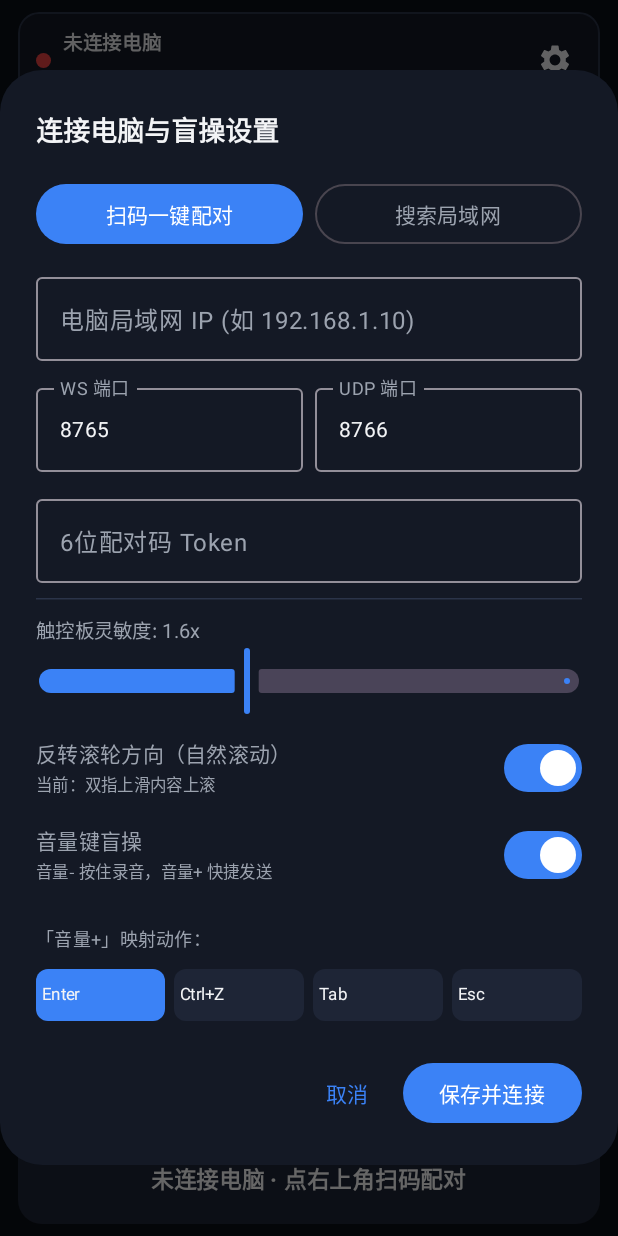
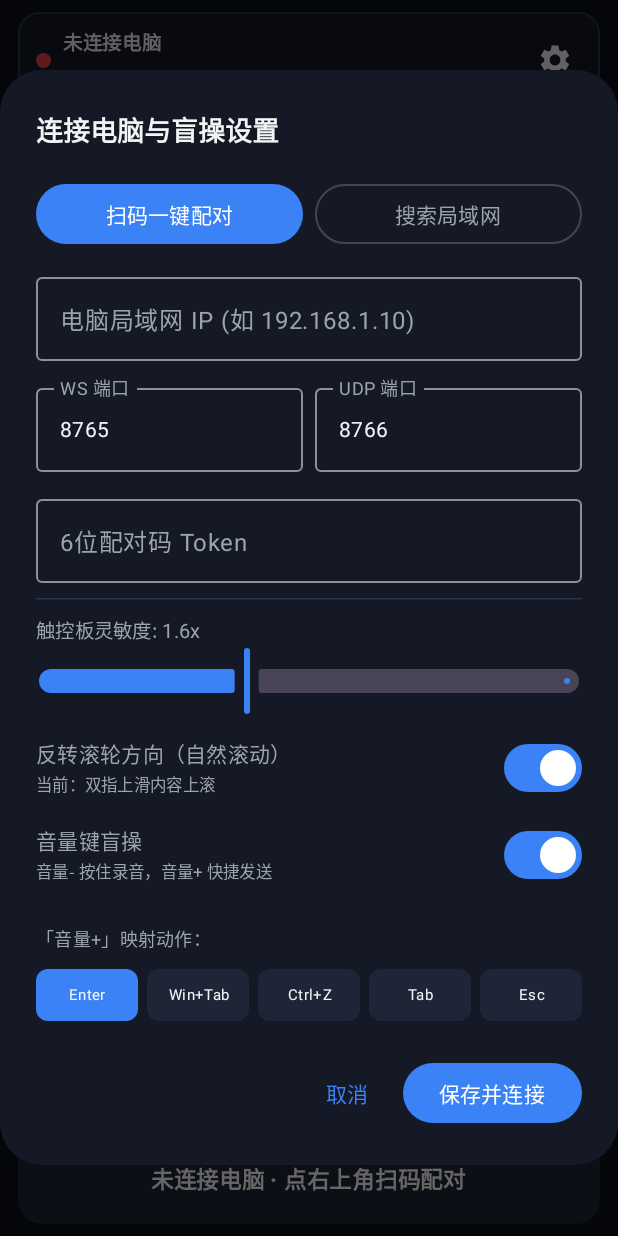
Before and after one commit to ty1862754-art/vibe-remote, an Android app built with Jetpack Compose: the screen it shows after launch (MainActivity), on a phone screen of 412 x 824 dp. Run offline under Robolectric (Android 15) with nearby library versions, the phone set to English and light mode, and no system bars; libraries missing offline, so code that uses them is left out: com.journeyapps.barcodescanner; pictures from the network do not load; 1 statement that could not run was skipped.

Commit message:
feat: add Win+Tab shortcut button and VolumeUp mapping

```diff
--- a/android-app/app/build.gradle.kts
+++ b/android-app/app/build.gradle.kts
@@ -12,8 +12,8 @@ android {
         applicationId = "com.viberemote.app"
         minSdk = 26
         targetSdk = 35
-        versionCode = 2
-        versionName = "0.2.0"
+        versionCode = 3
+        versionName = "0.2.1"
     }
 
     buildTypes {
--- a/android-app/app/src/main/java/com/viberemote/app/model/ConnectionConfig.kt
+++ b/android-app/app/src/main/java/com/viberemote/app/model/ConnectionConfig.kt
@@ -41,6 +41,7 @@ data class ConnectionConfig(
 
 enum class VolumeUpAction(val label: String, val keys: List<String>) {
     ENTER("Enter 发送", listOf("enter")),
+    WIN_TAB("Win+Tab 任务视图", listOf("win", "tab")),
     UNDO("Ctrl+Z 撤销", listOf("ctrl", "z")),
     TAB("Tab 补全", listOf("tab")),
     ESC("Esc 取消", listOf("esc")),
--- a/android-app/app/src/main/java/com/viberemote/app/ui/ConnectDialog.kt
+++ b/android-app/app/src/main/java/com/viberemote/app/ui/ConnectDialog.kt
@@ -34,6 +34,7 @@ import androidx.compose.ui.Alignment
 import androidx.compose.ui.Modifier
 import androidx.compose.ui.text.font.FontWeight
 import androidx.compose.ui.text.input.KeyboardType
+import androidx.compose.ui.text.style.TextAlign
 import androidx.compose.ui.unit.dp
 import androidx.compose.ui.unit.sp
 import com.journeyapps.barcodescanner.ScanContract
@@ -256,8 +257,12 @@ fun ConnectDialog(
                             ) {
                                 Text(
                                     text = act.label.substringBefore(" "),
-                                    fontSize = 11.sp,
-                                    modifier = Modifier.padding(vertical = 7.dp, horizontal = 4.dp),
+                                    fontSize = 10.sp,
+                                    maxLines = 1,
+                                    textAlign = TextAlign.Center,
+                                    modifier = Modifier
+                                        .fillMaxWidth()
+                                        .padding(vertical = 7.dp, horizontal = 2.dp),
                                     color = TextPrimary,
                                 )
                             }
--- a/android-app/app/src/main/java/com/viberemote/app/ui/MainScreen.kt
+++ b/android-app/app/src/main/java/com/viberemote/app/ui/MainScreen.kt
@@ -286,8 +286,8 @@ fun MainScreen(
             ) {
                 MacroKeyButton("Tab", Modifier.weight(1f)) { onSendKeys(listOf("tab")); onTapFeedback() }
                 MacroKeyButton("退格", Modifier.weight(1f)) { onSendKeys(listOf("backspace")); onTapFeedback() }
-                MacroKeyButton("全选", Modifier.weight(1f)) { onSendKeys(listOf("ctrl", "a")); onTapFeedback() }
-                MacroKeyButton("切窗口", Modifier.weight(1.1f)) { onSendKeys(listOf("alt", "tab")); onTapFeedback() }
+                MacroKeyButton("Win+Tab", Modifier.weight(1.25f), highlight = true) { onSendKeys(listOf("win", "tab")); onTapFeedback() }
+                MacroKeyButton("Alt+Tab", Modifier.weight(1.15f)) { onSendKeys(listOf("alt", "tab")); onTapFeedback() }
                 MacroKeyButton("Ctrl+↵", Modifier.weight(1.1f)) { onSendKeys(listOf("ctrl", "enter")); onTapFeedback() }
             }
 
```
Also changed, not shown: 1 other file.
